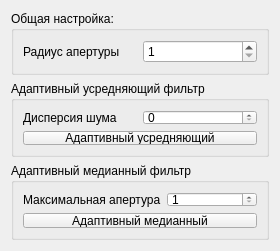
This is adaptaver.ui in dive155/SmartImage as Qt 5 draws it before an edit. The edited form follows.
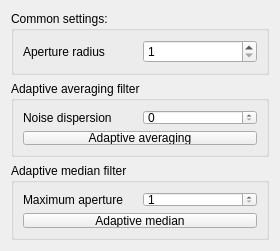
This is the edited form.

What changed in the file:
```diff
--- a/adaptaver.ui
+++ b/adaptaver.ui
@@ -29,13 +29,13 @@
    <item>
     <widget class="QGroupBox" name="groupBox">
      <property name="title">
-      <string>Общая настройка:</string>
+      <string>Common settings:</string>
      </property>
      <layout class="QHBoxLayout" name="horizontalLayout_3">
       <item>
        <widget class="QLabel" name="label_7">
         <property name="text">
-         <string>Радиус апертуры</string>
+         <string>Aperture radius</string>
         </property>
        </widget>
       </item>
@@ -52,7 +52,7 @@
    <item>
     <widget class="QGroupBox" name="groupBox_2">
      <property name="title">
-      <string>Адаптивный усредняющий фильтр</string>
+      <string>Adaptive averaging filter</string>
      </property>
      <layout class="QVBoxLayout" name="verticalLayout">
       <item>
@@ -60,7 +60,7 @@
         <item>
          <widget class="QLabel" name="label_8">
           <property name="text">
-           <string>Дисперсия шума</string>
+           <string>Noise dispersion</string>
           </property>
          </widget>
         </item>
@@ -75,7 +75,7 @@
          <string notr="true"/>
         </property>
         <property name="text">
-         <string>Адаптивный усредняющий</string>
+         <string>Adaptive averaging</string>
         </property>
        </widget>
       </item>
@@ -85,7 +85,7 @@
    <item>
     <widget class="QGroupBox" name="groupBox_3">
      <property name="title">
-      <string>Адаптивный медианный фильтр</string>
+      <string>Adaptive median filter</string>
      </property>
      <layout class="QVBoxLayout" name="verticalLayout_2">
       <item>
@@ -93,7 +93,7 @@
         <item>
          <widget class="QLabel" name="label_9">
           <property name="text">
-           <string>Максимальная апертура</string>
+           <string>Maximum aperture</string>
           </property>
          </widget>
         </item>
@@ -112,7 +112,7 @@
       <item>
        <widget class="QPushButton" name="pushButton_2">
         <property name="text">
-         <string>Адаптивный медианный</string>
+         <string>Adaptive median</string>
         </property>
        </widget>
       </item>
```
